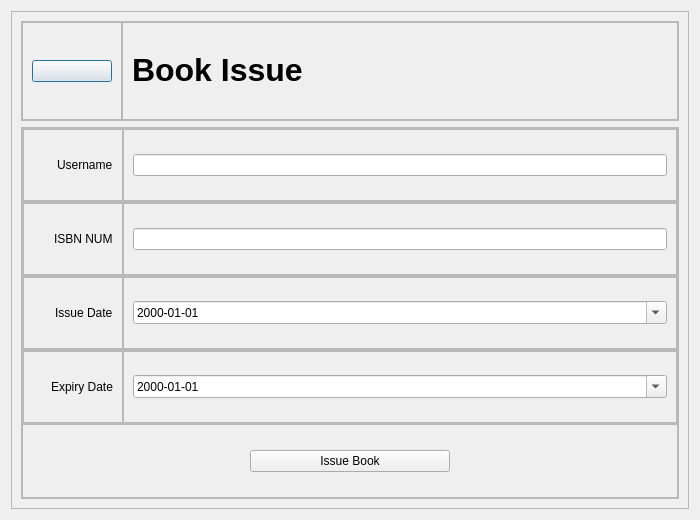
Old version of the form bookissue.ui in the repository aavashlamichhane/LibMan.
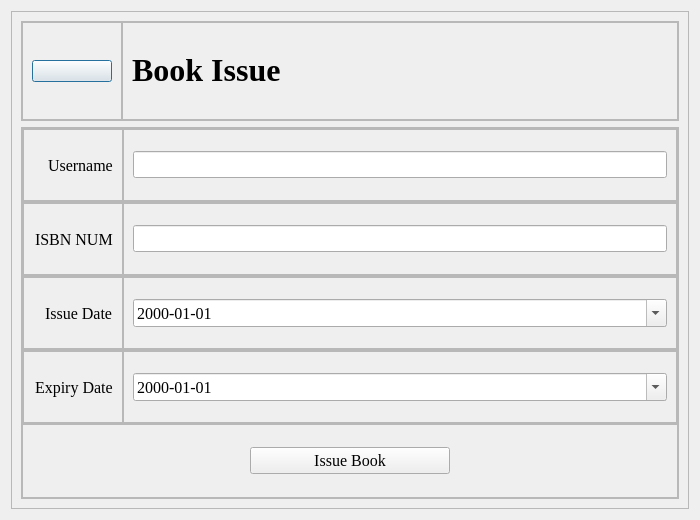
New version of the form. Icons and pictures are not drawn.

```diff
--- a/bookissue.ui
+++ b/bookissue.ui
@@ -105,6 +105,13 @@
            <layout class="QHBoxLayout" name="horizontalLayout_4">
             <item>
              <widget class="QLabel" name="label_name">
+              <property name="font">
+               <font>
+                <family>Times New Roman</family>
+                <pointsize>24</pointsize>
+                <bold>true</bold>
+               </font>
+              </property>
               <property name="text">
                <string>&lt;html&gt;&lt;head/&gt;&lt;body&gt;&lt;p&gt;&lt;span style=&quot; font-size:24pt; font-weight:700;&quot;&gt;Book Issue&lt;/span&gt;&lt;/p&gt;&lt;/body&gt;&lt;/html&gt;</string>
               </property>
@@ -193,6 +200,12 @@
                    <height>40</height>
                   </size>
                  </property>
+                 <property name="font">
+                  <font>
+                   <family>Times New Roman</family>
+                   <pointsize>12</pointsize>
+                  </font>
+                 </property>
                  <property name="text">
                   <string>Username</string>
                  </property>
@@ -214,7 +227,14 @@
               </property>
               <layout class="QVBoxLayout" name="verticalLayout_3">
                <item>
-                <widget class="QLineEdit" name="lineEdit_user"/>
+                <widget class="QLineEdit" name="lineEdit_user">
+                 <property name="font">
+                  <font>
+                   <family>Times New Roman</family>
+                   <pointsize>12</pointsize>
+                  </font>
+                 </property>
+                </widget>
                </item>
               </layout>
              </widget>
@@ -275,6 +295,12 @@
                    <height>40</height>
                   </size>
                  </property>
+                 <property name="font">
+                  <font>
+                   <family>Times New Roman</family>
+                   <pointsize>12</pointsize>
+                  </font>
+                 </property>
                  <property name="text">
                   <string>ISBN NUM</string>
                  </property>
@@ -296,7 +322,14 @@
               </property>
               <layout class="QVBoxLayout" name="verticalLayout_4">
                <item>
-                <widget class="QLineEdit" name="lineEdit_isbn"/>
+                <widget class="QLineEdit" name="lineEdit_isbn">
+                 <property name="font">
+                  <font>
+                   <family>Times New Roman</family>
+                   <pointsize>12</pointsize>
+                  </font>
+                 </property>
+                </widget>
                </item>
               </layout>
              </widget>
@@ -357,6 +390,12 @@
                    <height>40</height>
                   </size>
                  </property>
+                 <property name="font">
+                  <font>
+                   <family>Times New Roman</family>
+                   <pointsize>12</pointsize>
+                  </font>
+                 </property>
                  <property name="text">
                   <string>Issue Date</string>
                  </property>
@@ -379,6 +418,12 @@
               <layout class="QVBoxLayout" name="verticalLayout_6">
                <item>
                 <widget class="QDateEdit" name="dateEdit_issue">
+                 <property name="font">
+                  <font>
+                   <family>Times New Roman</family>
+                   <pointsize>12</pointsize>
+                  </font>
+                 </property>
                  <property name="displayFormat">
                   <string>yyyy-MM-dd</string>
                  </property>
@@ -446,6 +491,12 @@
                    <height>40</height>
                   </size>
                  </property>
+                 <property name="font">
+                  <font>
+                   <family>Times New Roman</family>
+                   <pointsize>12</pointsize>
+                  </font>
+                 </property>
                  <property name="text">
                   <string>Expiry Date</string>
                  </property>
@@ -468,6 +519,12 @@
               <layout class="QVBoxLayout" name="verticalLayout_5">
                <item>
                 <widget class="QDateEdit" name="dateEdit_expiry">
+                 <property name="font">
+                  <font>
+                   <family>Times New Roman</family>
+                   <pointsize>12</pointsize>
+                  </font>
+                 </property>
                  <property name="displayFormat">
                   <string>yyyy-MM-dd</string>
                  </property>
@@ -499,6 +556,12 @@
                 <height>16777215</height>
                </size>
               </property>
+              <property name="font">
+               <font>
+                <family>Times New Roman</family>
+                <pointsize>12</pointsize>
+               </font>
+              </property>
               <property name="text">
                <string>Issue Book</string>
               </property>
```
